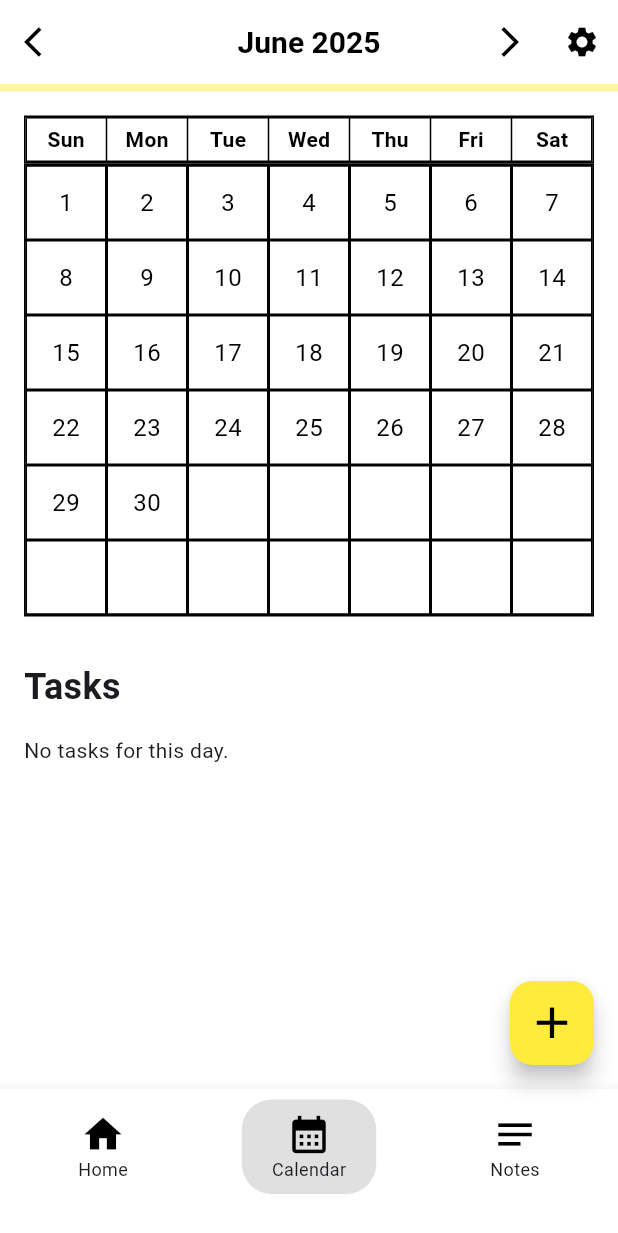
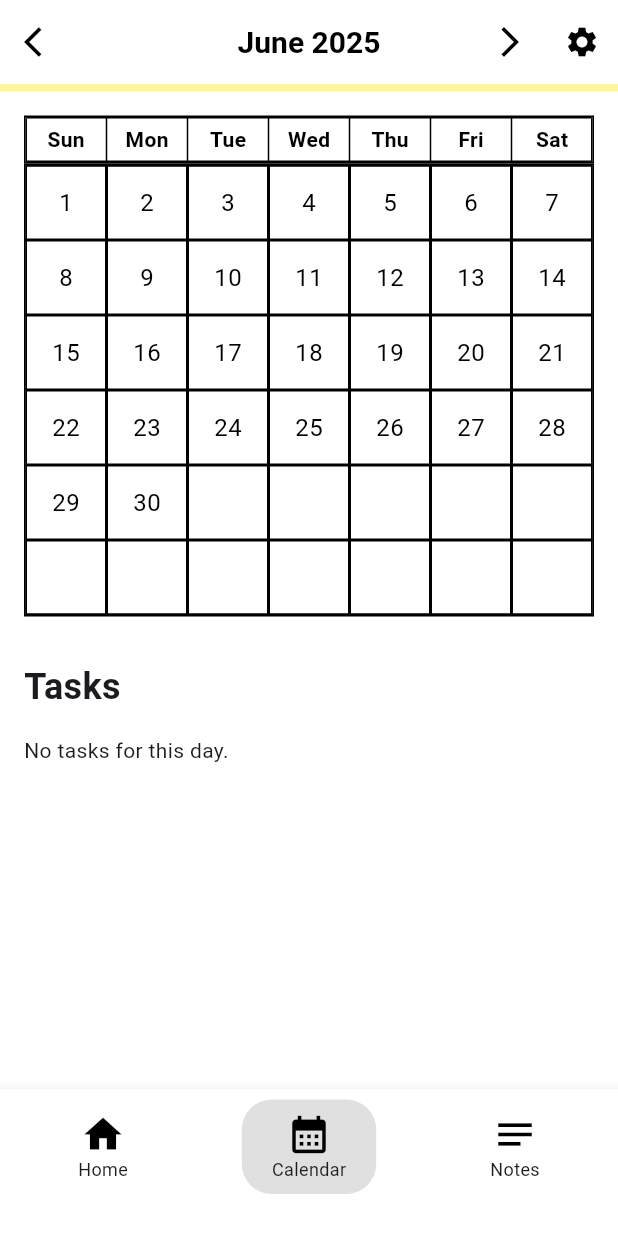
Before and after one commit to afas2004/SmartNotes, a Flutter app: the screen it shows once a user with an empty profile is signed in, item 2 of the bottom bar chosen, after a tap on the "arrow back ios" icon, on a phone screen of 412 x 824 dp. Shown: the top 1233 px of the screen. Run offline on Flutter 3.47's test engine with Material 3 defaults, Android fonts, the phone set to English and light mode, and no system bars; our stand-ins replace camera, firebase_auth, firebase_core, google_sign_in, image_picker, permission_handler and 2 more; missing offline and left inert: google_mlkit_text_recognition; accounts and stored records are empty.

Commit message:
calendar update

```diff
--- a/lib/calendar_page.dart
+++ b/lib/calendar_page.dart
@@ -1,12 +1,14 @@
 import 'package:firebase_auth/firebase_auth.dart';
 import 'package:flutter/material.dart';
 import 'package:provider/provider.dart';
-import 'notebook_page.dart'; // Import NotesPage
-import 'homepage.dart'; // Import HomePage
 import 'package:intl/intl.dart'; // For date formatting
-import 'package:smartnotes/models/task.dart'; // Import Task model
-import 'package:smartnotes/providers/notes_provider.dart'; // Import NotesProvider
-import 'package:smartnotes/services/auth_service.dart'; // Import DBHelper
+
+// Ensure these imports match your project structure
+import 'package:smartnotes/notebook_page.dart';
+import 'homepage.dart';
+import 'package:smartnotes/models/task.dart';
+import 'package:smartnotes/providers/notes_provider.dart';
+// import 'package:smartnotes/services/auth_service.dart'; // AuthService is not directly used here for task logic
 
 class CalendarTaskListPage extends StatefulWidget {
   const CalendarTaskListPage({super.key});
@@ -16,38 +18,9 @@ class CalendarTaskListPage extends StatefulWidget {
 }
 
 class _CalendarTaskListPageState extends State<CalendarTaskListPage> {
-  // The selected index for this page's BottomNavigationBar
-  // Calendar is at index 1, so it's selected when this page is active.
-  int _selectedIndex = 1;
+  int _selectedIndex = 1; // Calendar is selected by default
   List<Task> _tasksForSelectedDay = [];
 
-  void _loadTasksForSelectedDay() async {
-  final userId = FirebaseAuth.instance.currentUser?.uid;
-  if (userId == null || _selectedDay == null) return;
-
-  final provider = Provider.of<NotesProvider>(context, listen: false);
-  _tasksForSelectedDay = provider.getTasksForDate(_selectedDay!);
-  final List<Task> tasks = provider.getTasksForDate(_selectedDay!);
-  setState(() {});
-
-  if (mounted) {
-    setState(() {
-      _tasksForSelectedDay = tasks;
-    });
-  }
-}
-
-// Update _onDaySelected method
-void _onDaySelected(DateTime selectedDay, DateTime focusedDay) {
-  if (!mounted) return;
-  setState(() {
-    _selectedDay = selectedDay;
-    _focusedDay = focusedDay;
-  });
-  _loadTasksForSelectedDay();
-}
-
-  // Calendar specific state
   late DateTime _focusedDay;
   DateTime? _selectedDay; // Nullable for no day selected initially
 
@@ -56,19 +29,47 @@ void _onDaySelected(DateTime selectedDay, DateTime focusedDay) {
     super.initState();
     _focusedDay = DateTime.now(); // Initialize with the current month
     _selectedDay = _focusedDay; // Select the current day by default
+
+    // Load tasks for the initially selected day after the first frame is rendered
     WidgetsBinding.instance.addPostFrameCallback((_) {
       _loadTasksForSelectedDay();
     });
   }
 
-  // Add this to _CalendarTaskListPageState
   @override
   void didChangeDependencies() {
     super.didChangeDependencies();
     final userId = FirebaseAuth.instance.currentUser?.uid;
     if (userId != null) {
-      Provider.of<NotesProvider>(context, listen: false).loadTasks(userId);
+      Provider.of<NotesProvider>(context, listen: true).loadTasks(userId);
+      WidgetsBinding.instance.addPostFrameCallback((_) {
+        _loadTasksForSelectedDay();
+      });
     }
+  }
+
+  void _loadTasksForSelectedDay() {
+    if (!mounted || _selectedDay == null) return;
+
+    final provider = Provider.of<NotesProvider>(context, listen: false);
+    final List<Task> tasks = provider.getTasksForDate(_selectedDay!);
+
+    setState(() {
+      _tasksForSelectedDay = tasks;
+    });
+  }
+
+  void _onDaySelected(DateTime selectedDay, DateTime focusedDay) async {
+    if (!mounted) return;
+    setState(() {
+      _selectedDay = selectedDay;
+      _focusedDay = focusedDay;
+    });
+    _loadTasksForSelectedDay(); // Reload tasks for the newly selected day
+
+    // Show the add task dialog immediately after selecting a day
+    await _showAddTaskDialog(context);
+    _loadTasksForSelectedDay(); // Reload tasks after dialog closes
   }
 
   void _onItemTapped(int index) {
@@ -76,29 +77,24 @@ void _onDaySelected(DateTime selectedDay, DateTime focusedDay) {
       _selectedIndex = index;
     });
 
-    // Navigate to the corresponding page
     if (index == 0) {
-      // Home page
       Navigator.pushReplacement(
         context,
-        MaterialPageRoute(builder: (context) => HomePage()),
+        MaterialPageRoute(builder: (context) => const HomePage()),
       );
     } else if (index == 2) {
-      // Notes page
       Navigator.pushReplacement(
         context,
         MaterialPageRoute(builder: (context) => const NotesPage()),
       );
     }
-    // If index is 1 (Calendar), stay on this page
   }
 
   void _goToPreviousMonth() {
     if (!mounted) return;
     setState(() {
       _focusedDay = DateTime(_focusedDay.year, _focusedDay.month - 1, 1);
-      // Optionally, clear selected day or re-select if it falls in the new month
-      _selectedDay = null;
+      _selectedDay = null; // Clear selected day when changing month
     });
   }
 
@@ -106,41 +102,28 @@ void _onDaySelected(DateTime selectedDay, DateTime focusedDay) {
     if (!mounted) return;
     setState(() {
       _focusedDay = DateTime(_focusedDay.year, _focusedDay.month + 1, 1);
-      // Optionally, clear selected day or re-select if it falls in the new month
-      _selectedDay = null;
+      _selectedDay = null; // Clear selected day when changing month
     });
   }
 
   @override
   Widget build(BuildContext context) {
-    // Get the first day of the month
     final DateTime firstDayOfMonth = DateTime(_focusedDay.year, _focusedDay.month, 1);
-    // Get the number of days in the current month
     final DateTime lastDayOfMonth = DateTime(_focusedDay.year, _focusedDay.month + 1, 0);
     final int daysInMonth = lastDayOfMonth.day;
 
-    // Calculate the weekday of the first day (Monday=1, Sunday=7)
-    // Adjust to make Sunday the first day (Sunday=0, Monday=1, ..., Saturday=6)
-    final int firstWeekday = firstDayOfMonth.weekday % 7;
+    final int firstWeekday = firstDayOfMonth.weekday % 7; // Sunday=0, Monday=1, ..., Saturday=6
 
-    // Create a list of all days to display in the grid (including leading/trailing empty cells)
     List<int?> daysGrid = [];
-
-    // Add leading empty cells (for days before the 1st of the month)
     for (int i = 0; i < firstWeekday; i++) {
       daysGrid.add(null);
     }
-
-    // Add actual days of the month
     for (int i = 1; i <= daysInMonth; i++) {
       daysGrid.add(i);
     }
-
-    // Pad with trailing empty cells to make it a full 6x7 grid if needed
-    while (daysGrid.length < 42) { // 6 rows * 7 columns
+    while (daysGrid.length < 42) {
       daysGrid.add(null);
     }
-
 
     return Scaffold(
       backgroundColor: Colors.white,
@@ -149,10 +132,10 @@ void _onDaySelected(DateTime selectedDay, DateTime focusedDay) {
         elevation: 0,
         leading: IconButton(
           icon: const Icon(Icons.arrow_back_ios, color: Colors.black),
-          onPressed: _goToPreviousMonth, // Call function to go to previous month
+          onPressed: _goToPreviousMonth,
         ),
         title: Text(
-          DateFormat('MMMM yyyy').format(_focusedDay), // Display current month and year
+          DateFormat('MMMM yyyy').format(_focusedDay),
           style: const TextStyle(
             color: Colors.black,
             fontWeight: FontWeight.bold,
@@ -163,19 +146,18 @@ void _onDaySelected(DateTime selectedDay, DateTime focusedDay) {
         actions: [
           IconButton(
             icon: const Icon(Icons.arrow_forward_ios, color: Colors.black),
-            onPressed: _goToNextMonth, // Call function to go to next month
+            onPressed: _goToNextMonth,
           ),
           IconButton(
             icon: const Icon(Icons.settings, color: Colors.black),
             onPressed: () {
-              Navigator.pushNamed(context, '/settings');
+              // Navigator.pushNamed(context, '/settings'); // If you have a settings route
             },
           ),
         ],
       ),
       body: Column(
         children: [
-          // Top yellow line
           Container(
             height: 5,
             color: Colors.yellow.shade200,
@@ -237,10 +219,10 @@ void _onDaySelected(DateTime selectedDay, DateTime focusedDay) {
 
                               return GestureDetector(
                                 onTap: day != null && isCurrentMonthDay
-                                    ? () => _onDaySelected(currentCellDate, _focusedDay)
+                                    ? () => _onDaySelected(currentCellDate, _focusedDay) // Now triggers dialog
                                     : null,
                                 child: Container(
-                                  height: 50, // Adjust cell height as needed
+                                  height: 50,
                                   alignment: Alignment.center,
                                   decoration: BoxDecoration(
                                     color: isSelected ? Colors.yellow.shade200 : (isToday ? Colors.blue.shade100 : Colors.white),
@@ -271,12 +253,13 @@ void _onDaySelected(DateTime selectedDay, DateTime focusedDay) {
                       ),
                     ),
                     const SizedBox(height: 15),
+                    // Task List Items
                     if (_tasksForSelectedDay.isEmpty)
                       const Text('No tasks for this day.')
                     else
                       ..._tasksForSelectedDay
                           .map((task) => _buildTaskItem(task))
-                          ,
+                          .toList(),
                   ],
                 ),
               ),
@@ -284,24 +267,8 @@ void _onDaySelected(DateTime selectedDay, DateTime focusedDay) {
           ),
         ],
       ),
-      floatingActionButton: FloatingActionButton(
-        onPressed: () async {
-          _showAddTaskDialog(context); // Show the dialog
-          final userId = FirebaseAuth.instance.currentUser?.uid;
-          if (userId != null) {
-            // Refresh tasks after adding new one
-            Provider.of<NotesProvider>(context, listen: false).loadTasks(userId);
-          }
-        },
-        // Your existing styling:
-        backgroundColor: Colors.yellow,
-        shape: RoundedRectangleBorder(
-          borderRadius: BorderRadius.circular(15.0),
-        ),
-        child: const Icon(Icons.add, color: Colors.black, size: 35),
-      ),
-      floatingActionButtonLocation: FloatingActionButtonLocation.endFloat,
-      bottomNavigationBar: BottomNavigationBar( // Bottom nav bar for Calendar page
+      // FloatingActionButton and floatingActionButtonLocation are removed
+      bottomNavigationBar: BottomNavigationBar(
         items: <BottomNavigationBarItem>[
           BottomNavigationBarItem(
             icon: Column(
@@ -349,7 +316,6 @@ void _onDaySelected(DateTime selectedDay, DateTime focusedDay) {
     );
   }
 
-  // Update _buildTaskItem to use Task model
   Widget _buildTaskItem(Task task) {
     return Padding(
       padding: const EdgeInsets.symmetric(vertical: 8.0),
@@ -362,9 +328,7 @@ void _onDaySelected(DateTime selectedDay, DateTime focusedDay) {
               await provider.updateTask(
                 task.copyWith(isCompleted: newValue ?? false),
               );
-              if (mounted) {
               _loadTasksForSelectedDay();
-              }
             },
             activeColor: Colors.pink,
             checkColor: Colors.white,
@@ -392,13 +356,18 @@ void _onDaySelected(DateTime selectedDay, DateTime focusedDay) {
             ),
           ),
           IconButton(
+            icon: const Icon(Icons.edit, color: Colors.black, size: 20),
+            onPressed: () {
+              // TODO: Implement task editing dialog/page
+              print('Edit task: ${task.title}');
+            },
+          ),
+          IconButton(
             icon: const Icon(Icons.delete, color: Colors.pink, size: 20),
             onPressed: () async {
               final provider = Provider.of<NotesProvider>(context, listen: false);
               await provider.deleteTask(task.id!, task.userId);
-              if (mounted) {
               _loadTasksForSelectedDay();
-              }
             },
           ),
         ],
@@ -408,7 +377,8 @@ void _onDaySelected(DateTime selectedDay, DateTime focusedDay) {
 
   void _showAddTaskDialog(BuildContext context) {
     final textController = TextEditingController();
-    DateTime? dueDate = _selectedDay; // Now correctly accessing state variable
+    DateTime initialDueDate = _selectedDay ?? DateTime.now();
+    DateTime? dueDate = initialDueDate;
 
     showDialog(
       context: context,
@@ -422,23 +392,27 @@ void _onDaySelected(DateTime selectedDay, DateTime focusedDay) {
               decoration: const InputDecoration(labelText: 'Task Title'),
             ),
             const SizedBox(height: 16),
-            TextButton(
+            StatefulBuilder(
+              builder: (BuildContext context, StateSetter setStateDialog) {
+                return TextButton(
                   onPressed: () async {
                     final date = await showDatePicker(
                       context: context,
-                  initialDate: dueDate ?? DateTime.now(),
+                      initialDate: dueDate,
                       firstDate: DateTime(2000),
                       lastDate: DateTime(2100),
                     );
                     if (date != null) {
+                      setStateDialog(() {
                         dueDate = date;
+                      });
                     }
                   },
                   child: Text(
-                dueDate == null
-                    ? 'Select Due Date'
-                    : 'Due: ${DateFormat.yMd().format(dueDate!)}',
+                    'Due: ${DateFormat.yMd().format(dueDate)}',
                   ),
+                );
+              },
             ),
           ],
         ),
@@ -458,10 +432,8 @@ void _onDaySelected(DateTime selectedDay, DateTime focusedDay) {
                     title: textController.text,
                     createdAt: DateTime.now(),
                     dueDate: dueDate,
+                    isCompleted: false,
                   ));
-                  if (mounted) {
-                    _loadTasksForSelectedDay(); // Now correctly calling state method
-                  }
                 }
               }
               Navigator.pop(context);
@@ -475,11 +447,10 @@ void _onDaySelected(DateTime selectedDay, DateTime focusedDay) {
 
   @override
   void dispose() {
-    // Cancel any ongoing operations here if you have any
     super.dispose();
   }
 }
-// Helper widget for day of the week headers
+
 class _DayOfWeekHeader extends StatelessWidget {
   final String text;
   const _DayOfWeekHeader(this.text);
@@ -487,7 +458,7 @@ class _DayOfWeekHeader extends StatelessWidget {
   @override
   Widget build(BuildContext context) {
     return Container(
-      height: 30, // Adjust height as needed
+      height: 30,
       alignment: Alignment.center,
       child: Text(
         text,
```
Lines whose indentation alone changed are shown as unchanged.
